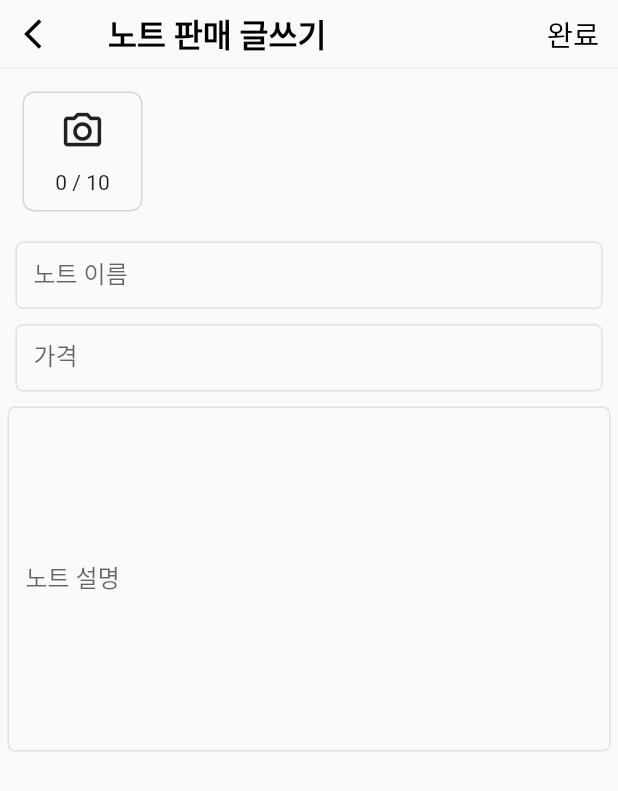
After one commit to imkilwon/NoteMarket, a Flutter app: the screen it shows after launch, after a tap on "완료", on a phone screen of 412 x 824 dp. The commit adds this screen. Shown: the top 791 px of the screen. Run offline on Flutter 3.47's test engine with Material 2 defaults, Android fonts, the light colour scheme and no system bars; our stand-ins replace cloud_firestore, firebase_auth, firebase_core, get; accounts and stored records are empty.

Commit message:
셀링스크린 UI완성 -> 백엔드 ( 사진 업로드 ) 구현하기

```diff
--- a/note_market/lib/main.dart
+++ b/note_market/lib/main.dart
@@ -2,13 +2,9 @@ import 'package:firebase_auth/firebase_auth.dart';
 import 'package:firebase_core/firebase_core.dart';
 import 'package:flutter/foundation.dart';
 import 'package:flutter/material.dart';
-import 'package:get/instance_manager.dart';
 import 'package:get/route_manager.dart';
 import 'package:note_market/layout/screen_layout.dart';
-import 'package:note_market/screens/main_login_screen.dart';
-import 'package:note_market/screens/sign_in_screen.dart';
-import 'package:note_market/screens/sign_up_screen.dart';
-import 'package:note_market/utils/utils.dart';
+import 'package:note_market/screens/note_selling_screen.dart';
 
 void main() async {
   WidgetsFlutterBinding.ensureInitialized();
@@ -45,11 +41,8 @@ class NoteMarket extends StatelessWidget {
                       color: Colors.lightBlueAccent,
                     ),
                 );
-              } else if(user.hasData){
-                //로그인 되었을 때,
-                return const ScreenLayout();
               }else{
-                return const ScreenLayout();
+                return const NoteSellingScreen();
               }
             }
       ),
--- /dev/null
+++ b/note_market/lib/screens/note_selling_screen.dart
@@ -0,0 +1,135 @@
+import 'package:cloud_firestore/cloud_firestore.dart';
+import 'package:flutter/material.dart';
+import 'package:get/get.dart';
+import 'package:note_market/utils/constants.dart';
+import 'package:note_market/utils/utils.dart';
+import 'package:note_market/widgets/text_field_widget.dart';
+
+class NoteSellingScreen extends StatefulWidget {
+  const NoteSellingScreen({Key? key}) : super(key: key);
+
+  @override
+  State<NoteSellingScreen> createState() => _NoteSellingScreenState();
+}
+
+class _NoteSellingScreenState extends State<NoteSellingScreen> {
+
+  final nameController = TextEditingController();
+  final priceController = TextEditingController();
+  final contentController = TextEditingController();
+
+
+  @override
+  Widget build(BuildContext context) {
+    Size screenSize = Utils().getScreenSize();
+    return Scaffold(
+      appBar: AppBar(
+        title: Text("노트 판매 글쓰기",style: TextStyle(fontSize: 21,fontWeight: FontWeight.bold,color: Colors.black)),
+        toolbarHeight: appBarHeight,
+        leading: IconButton(
+          onPressed: (){
+            Get.back();
+          },
+          icon: backButton,
+        ),
+        backgroundColor: Colors.transparent,
+        elevation: 0,
+        actions: [
+          GestureDetector(
+            onTap: (){
+              createNote(noteName: nameController.text, price: priceController.text, content:contentController.text );
+            },
+            child: Container(
+              height: appBarHeight,
+              width: 60,
+              child: Center(child: Text("완료",style: TextStyle(fontSize:19,color: Colors.black),)),
+            ),
+          )
+        ],
+      ),
+      body:SingleChildScrollView(
+        child: Column(
+          children: [
+            //앱바 구분선
+            Utils().divider(),
+
+            //카메라 버튼
+            Padding(
+              padding: const EdgeInsets.all(15.0),
+              child: Align(
+                alignment: Alignment.topLeft,
+                child: GestureDetector(
+                  onTap: (){},
+                  child: Container(
+                    width: 80,
+                    height: 80,
+                    decoration: BoxDecoration(
+                      borderRadius: BorderRadius.circular(8),
+                      color: Colors.transparent,
+                      border: Border.all(
+                        color: Colors.grey.withOpacity(0.4),
+                        width: 1,
+                      ),
+                    ),
+                    child: Column(
+                      mainAxisAlignment: MainAxisAlignment.spaceEvenly,
+                      children: [
+                        Icon(Icons.camera_alt_outlined,size:30,),
+                        Text("0 / 10"),
+                      ],
+                    ),
+                  ),
+                ),
+              ),
+            ),
+
+            //글 제목
+            Padding(
+              padding: const EdgeInsets.all(5.0),
+              child: TextFieldWidget(label: "노트 이름", width: screenSize.width * 0.95, height: appBarHeight, controller: nameController, obscureText: false, hintText:"20자 이내로 입력해 주세요."),
+            ),
+
+            //가격
+            Padding(
+              padding: const EdgeInsets.all(5.0),
+              child: TextFieldWidget(label: "가격", width: screenSize.width * 0.95, height: appBarHeight, controller: priceController, obscureText: false, hintText:"숫자만 입력해주세요."),
+            ),
+
+            //내용
+            Padding(
+              padding: const EdgeInsets.all(5.0),
+              child: TextField(
+                controller: contentController,
+                maxLines: 10,
+                decoration: InputDecoration(
+                  labelText: "노트 설명",
+                  hintText: "허위나 과장없이 노트의 매력을 설명해주세요!\n(허위,과장이 입증될 시에 판매가 제한될 수 있습니다.)",
+                  focusedBorder: OutlineInputBorder(
+                    borderRadius: BorderRadius.all(Radius.circular(5.0)),
+                    borderSide: BorderSide(color: Colors.lightBlueAccent),
+                  ),
+                  enabledBorder: OutlineInputBorder(
+                    borderRadius: BorderRadius.all(Radius.circular(5.0)),
+                    borderSide: BorderSide(color: Colors.black.withOpacity(0.1)),
+                  ),
+                ),
+              )
+            ),
+
+          ],
+        ),
+      ),
+    );
+  }
+  Future createNote({required String noteName, required String price, required String content}) async{
+    final docNote = FirebaseFirestore.instance.collection('notes').doc('test');
+
+    final noteJson = {
+      'name' : noteName,
+      'price' : price,
+      'content' : content,
+    };
+
+    await docNote.set(noteJson);
+  }
+}
--- a/note_market/lib/utils/constants.dart
+++ b/note_market/lib/utils/constants.dart
@@ -4,9 +4,10 @@ import 'package:note_market/screens/book_shelf_screen.dart';
 import 'package:note_market/screens/home_screen.dart';
 import 'package:note_market/screens/more_screen.dart';
 
-const double appBarHeight =60;
+const double appBarHeight =45;
 
 Widget rightArrow = const Icon(Icons.keyboard_arrow_right_rounded);
+Widget backButton = const Icon(Icons.arrow_back_ios ,color: Colors.black,);
 
 List<Widget> screens = [
   const Center(child: HomeScreen()),
```
Also changed, not shown: note_market/lib/screens/sign_up_screen.dart (+3 -4 lines), note_market/lib/test.dart (added, +93 -0 lines).
